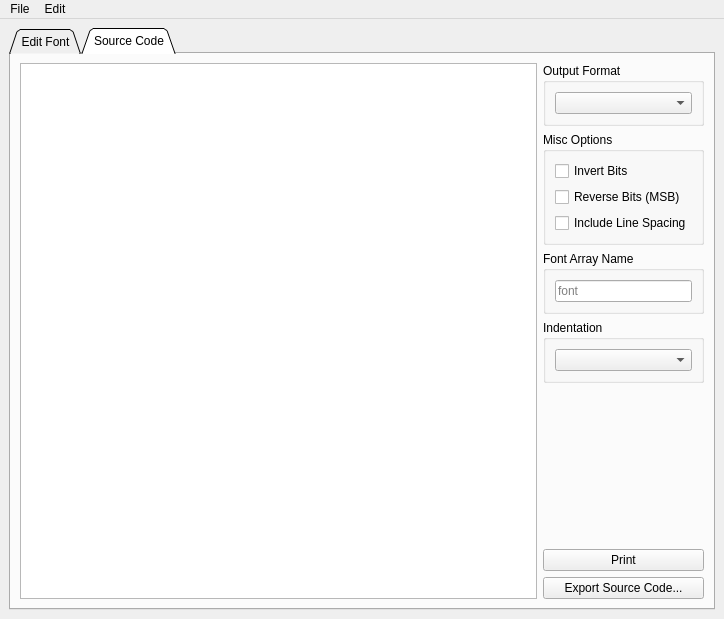
First picture: the form in app/src/mainwindow.ui, repository ayoy/fontedit, before the edit.
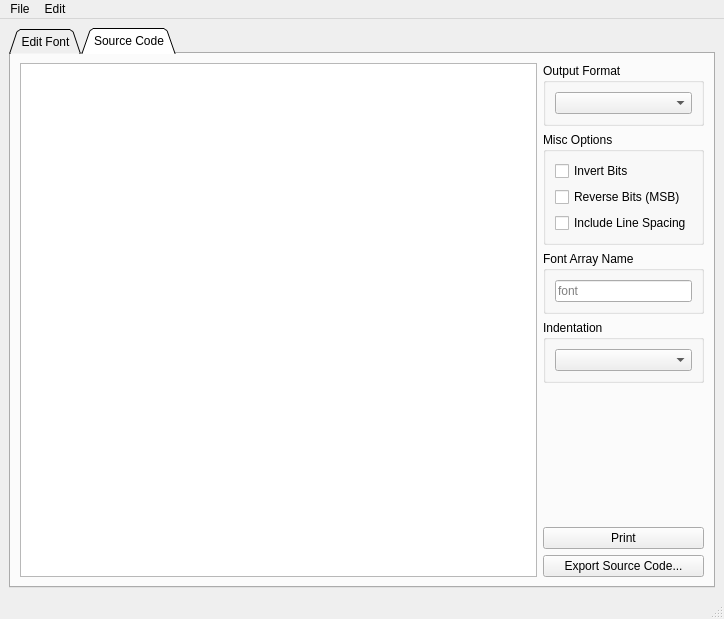
Second picture: the form after the edit. Icons and pictures are not drawn. Custom widgets are drawn as their Qt base class.

Patch:
```diff
--- a/app/src/mainwindow.ui
+++ b/app/src/mainwindow.ui
@@ -467,6 +467,7 @@
    <addaction name="menuFile"/>
    <addaction name="menuEdit"/>
   </widget>
+  <widget class="QStatusBar" name="statusBar"/>
   <action name="actionNew">
    <property name="text">
     <string>New</string>
```
